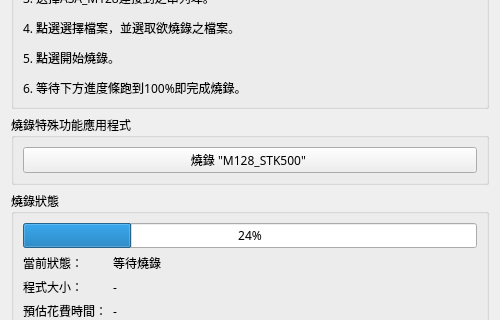
Qt form ui/asa_prog.ui (mickey9910326/ASA_HMI_Data_Agent) before a commit; both pictures show x 0 to 500 and y 254 to 574 of the 500 by 700 pixel window.
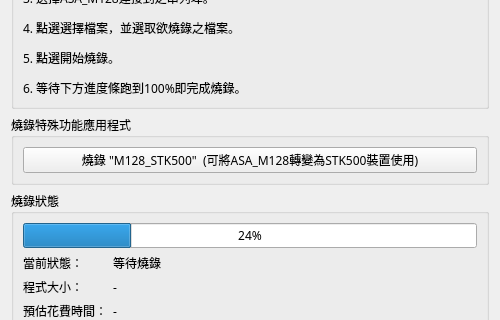
The same form after that commit.

The edit to the form file:
```diff
--- a/ui/asa_prog.ui
+++ b/ui/asa_prog.ui
@@ -114,7 +114,7 @@
       <item>
        <widget class="QPushButton" name="pushButton_progStk500">
         <property name="text">
-         <string>燒錄 &quot;M128_STK500&quot; </string>
+         <string>燒錄 &quot;M128_STK500&quot;  (可將ASA_M128轉變為STK500裝置使用)</string>
         </property>
        </widget>
       </item>
```
